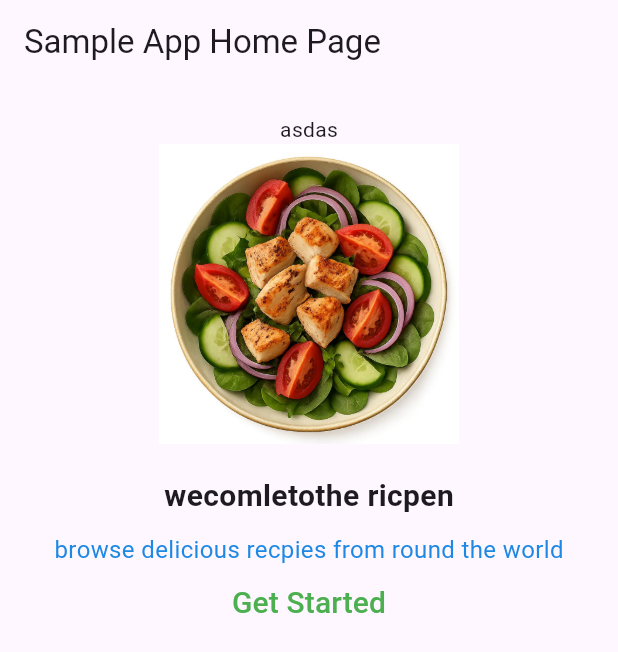
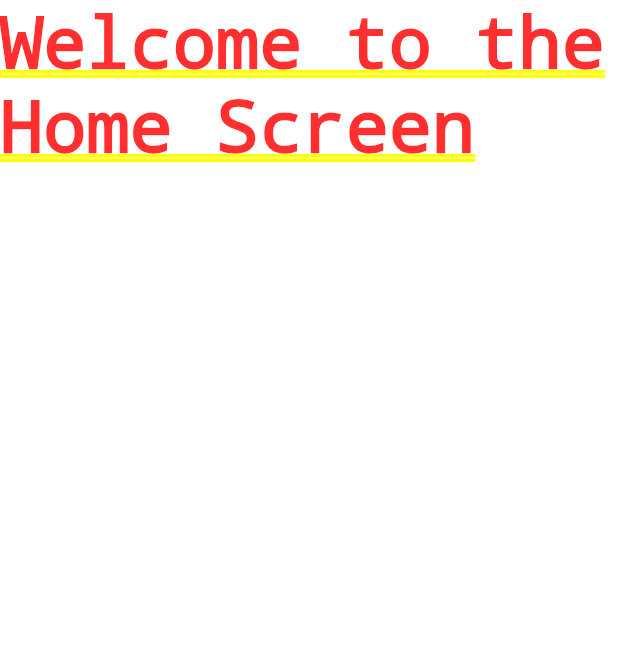
Before and after one commit to himankP/flutter, a Flutter app: the screen it shows after launch, after a tap on "Get Started", on a phone screen of 412 x 824 dp. Shown: the top 652 px of the screen. Run offline on Flutter 3.47's test engine with Material 3 defaults, Android fonts, the phone set to English and light mode, and no system bars; missing offline and left inert: dart:js_interop.

Commit message:
Add Homescreen widget and update Welcomescreen to navigate to it

```diff
--- /dev/null
+++ b/lib/screens/Homescreen.dart
@@ -0,0 +1,10 @@
+import 'package:flutter/widgets.dart';
+
+class Homescreen extends StatelessWidget {
+  const Homescreen({super.key});
+
+  @override
+  Widget build(BuildContext context) {
+    return Text("Welcome to the Home Screen");
+  }
+}
--- a/lib/screens/Welcomescreen.dart
+++ b/lib/screens/Welcomescreen.dart
@@ -1,4 +1,5 @@
 import 'package:flutter/material.dart';
+import 'Homescreen.dart';
 
 class Welcomescreen extends StatelessWidget {
   const Welcomescreen({super.key});
@@ -7,10 +8,13 @@ class Welcomescreen extends StatelessWidget {
     return Padding(
       padding: const EdgeInsets.all(20.0),
       child: Center(
+        child: Card(
+          margin: const EdgeInsets.all(20),
+          color: Colors.white,
+          elevation: 10,
+          shape: RoundedRectangleBorder(borderRadius: BorderRadius.circular(20)),
           child: Column(
             children: [
-            Text("asdas"),
-
               Image.asset("images/image3.jpeg", width: 200, height: 200, fit: BoxFit.cover),
               SizedBox(height: 20),
 
@@ -21,7 +25,11 @@ class Welcomescreen extends StatelessWidget {
                 style: TextStyle(fontSize: 16, color: Colors.blue[600]),
               ),
               TextButton(
-              onPressed: () {},
+                onPressed: () {
+                  // Navigator.pushNamed(context, '/homescreen');
+                  // Alternatively, you can use:
+                  Navigator.push(context, MaterialPageRoute(builder: (context) => Homescreen()));
+                },
 
                 child: Text("Get Started", style: TextStyle(fontSize: 20, color: Colors.green)),
               ),
@@ -29,6 +37,7 @@ class Welcomescreen extends StatelessWidget {
             ],
           ),
         ),
+      ),
     );
   }
 }
```
Lines whose indentation alone changed are shown as unchanged.
